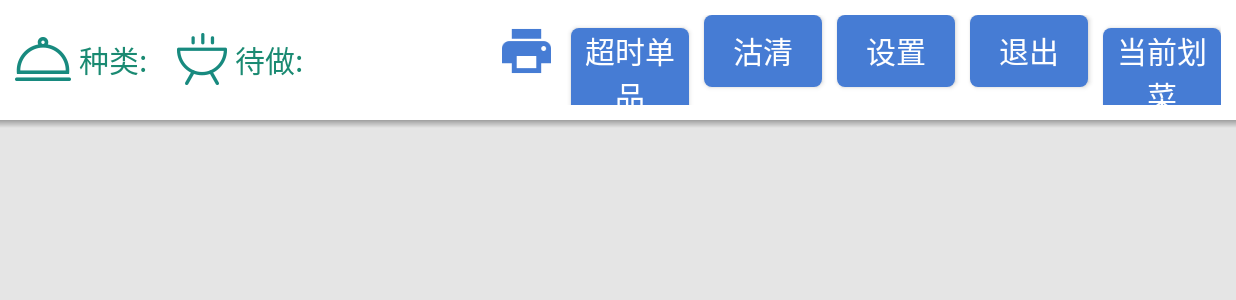
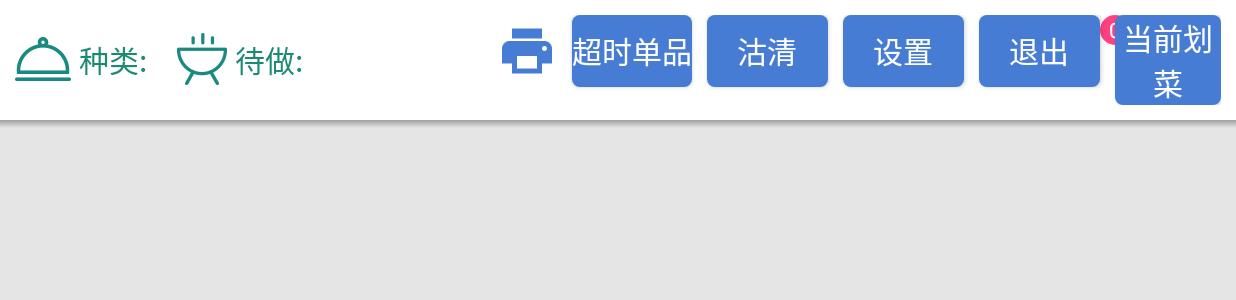
Before and after one commit to cyx362442/Kitchen_Barbecue, an Android app: the fragment OrderDetailFragment placed in its activity, on a phone screen of 824 x 412 dp (held sideways). Shown: the top 300 px of the screen. Run offline under Robolectric (Android 15) with nearby library versions, the light colour scheme and no system bars; our stand-ins replace ButterKnife, EventBus; libraries missing offline, so code that uses them is left out: com.chad.library, org.litepal, org.litepal.crud; 3 statements that could not run were skipped.

Commit message:
20170901

```diff
--- a/app/src/main/java/com/duowei/kitchen_barbecue/adapter/OutRecyAdapter.java
+++ b/app/src/main/java/com/duowei/kitchen_barbecue/adapter/OutRecyAdapter.java
@@ -6,6 +6,7 @@ import com.chad.library.adapter.base.BaseQuickAdapter;
 import com.chad.library.adapter.base.BaseViewHolder;
 import com.duowei.kitchen_barbecue.R;
 import com.duowei.kitchen_barbecue.bean.Cfpb;
+import com.duowei.kitchen_barbecue.event.CountFood;
 import com.duowei.kitchen_barbecue.event.OutItem;
 
 
@@ -32,6 +33,7 @@ public class OutRecyAdapter extends BaseQuickAdapter<Cfpb>{
             @Override
             public void onClick(View view) {
                 EventBus.getDefault().post(new OutItem(cfpb));
+                EventBus.getDefault().post(new CountFood());
             }
         });
     }
--- a/app/src/main/java/com/duowei/kitchen_barbecue/app/MainActivity.java
+++ b/app/src/main/java/com/duowei/kitchen_barbecue/app/MainActivity.java
@@ -10,7 +10,6 @@ import android.view.animation.AnimationUtils;
 import android.widget.FrameLayout;
 
 import com.duowei.kitchen_barbecue.R;
-import com.duowei.kitchen_barbecue.bean.Cfpb;
 import com.duowei.kitchen_barbecue.event.ShowOut;
 import com.duowei.kitchen_barbecue.fragment.MainFragment;
 import com.duowei.kitchen_barbecue.fragment.OutFragment;
@@ -19,9 +18,6 @@ import com.duowei.kitchen_barbecue.server.PollingService;
 
 import org.greenrobot.eventbus.EventBus;
 import org.greenrobot.eventbus.Subscribe;
-import org.litepal.crud.DataSupport;
-
-import java.util.List;
 
 public class MainActivity extends AppCompatActivity {
     private Intent mServerIntent;
--- a/app/src/main/java/com/duowei/kitchen_barbecue/fragment/MainFragment.java
+++ b/app/src/main/java/com/duowei/kitchen_barbecue/fragment/MainFragment.java
@@ -8,6 +8,7 @@ import android.support.v7.widget.RecyclerView;
 import android.view.LayoutInflater;
 import android.view.View;
 import android.view.ViewGroup;
+import android.widget.ProgressBar;
 
 import com.chad.library.adapter.base.BaseQuickAdapter;
 import com.duowei.kitchen_barbecue.R;
@@ -29,6 +30,7 @@ import java.util.List;
 public class MainFragment extends Fragment implements BaseQuickAdapter.OnRecyclerViewItemClickListener {
     private List<Cfpb> listCfpb;
     private MainRecyAdapter mRecyAdapter;
+    private ProgressBar mPb;
 
     public MainFragment() {
         // Required empty public constructor
@@ -40,6 +42,8 @@ public class MainFragment extends Fragment implements BaseQuickAdapter.OnRecycle
         View inflate = inflater.inflate(R.layout.fragment_main, container, false);
         EventBus.getDefault().register(this);
         listCfpb=new ArrayList<>();
+
+        mPb = inflate.findViewById(R.id.pb);
         RecyclerView rv = inflate.findViewById(R.id.rv);
         mRecyAdapter = new MainRecyAdapter(listCfpb);
         rv.setLayoutManager(new GridLayoutManager(getActivity(),4));
@@ -53,6 +57,7 @@ public class MainFragment extends Fragment implements BaseQuickAdapter.OnRecycle
     @Subscribe
     public void getOrderList(Order event){
         mRecyAdapter.setNewData(listCfpb=event.getListCfpb());
+        mPb.setVisibility(View.GONE);
     }
 
     @Override
--- a/app/src/main/java/com/duowei/kitchen_barbecue/fragment/TopFragment.java
+++ b/app/src/main/java/com/duowei/kitchen_barbecue/fragment/TopFragment.java
@@ -1,8 +1,8 @@
 package com.duowei.kitchen_barbecue.fragment;
 
 import android.app.Fragment;
+import android.database.Cursor;
 import android.os.Bundle;
-import android.os.Handler;
 import android.text.TextUtils;
 import android.view.LayoutInflater;
 import android.view.View;
@@ -12,11 +12,13 @@ import android.widget.TextView;
 import com.duowei.kitchen_barbecue.R;
 import com.duowei.kitchen_barbecue.bean.Cfpb;
 import com.duowei.kitchen_barbecue.bean.Cfpb_item;
+import com.duowei.kitchen_barbecue.event.CountFood;
 import com.duowei.kitchen_barbecue.event.Order;
 import com.duowei.kitchen_barbecue.event.ShowOut;
 
 import org.greenrobot.eventbus.EventBus;
 import org.greenrobot.eventbus.Subscribe;
+import org.litepal.crud.DataSupport;
 
 import java.util.List;
 
@@ -34,8 +36,11 @@ public class TopFragment extends Fragment {
     @BindView(R.id.tv_cooked)
     TextView mTvCooked;
     Unbinder unbinder;
+    @BindView(R.id.tv_count)
+    TextView mTvCount;
 
-    private boolean isShow=false;
+    private boolean isShow = false;
+
     public TopFragment() {
         // Required empty public constructor
     }
@@ -46,8 +51,9 @@ public class TopFragment extends Fragment {
         // Inflate the layout for this fragment
         View inflate = inflater.inflate(R.layout.fragment_top, container, false);
         EventBus.getDefault().register(this);
+        unbinder = ButterKnife.bind(this, inflate);
 
-        unbinder = ButterKnife.bind(this, inflate);
+        mTvCount.bringToFront();
         return inflate;
     }
 
@@ -57,7 +63,7 @@ public class TopFragment extends Fragment {
         List<Cfpb> listCfpb = event.getListCfpb();
         mTvUncook.setText(listCfpb.size() + "种");
         float foodCount = 0;
-        float outTime=0;
+        float outTime = 0;
         for (int i = 0; i < listCfpb.size(); i++) {
             Cfpb cfpb = listCfpb.get(i);
             List<Cfpb_item> list = cfpb.getListCfpb();
@@ -65,8 +71,8 @@ public class TopFragment extends Fragment {
                 foodCount += list.get(j).sl1;
             }
             String cssj = cfpb.getCssj();
-            if(!TextUtils.isEmpty(cssj)&&cfpb.getFzs()>Integer.parseInt(cssj)){
-                outTime=outTime+cfpb.getSl();
+            if (!TextUtils.isEmpty(cssj) && cfpb.getFzs() > Integer.parseInt(cssj)) {
+                outTime = outTime + cfpb.getSl();
             }
         }
         mTvCooked.setText(foodCount + "份");
@@ -112,6 +118,17 @@ public class TopFragment extends Fragment {
 //        tempOutTime=outTime;
     }
 
+    @Subscribe
+    public void setShow(ShowOut event) {
+        isShow = event.isShow();
+    }
+
+    @Subscribe
+    public void conut(CountFood event){
+        List<Cfpb> cfpbList = DataSupport.findAll(Cfpb.class);
+        mTvCount.setText(cfpbList.size()+"");
+    }
+
     @Override
     public void onDestroyView() {
         super.onDestroyView();
@@ -127,9 +144,10 @@ public class TopFragment extends Fragment {
             case R.id.btn_setting:
                 break;
             case R.id.btn_exit:
+                getActivity().finish();
                 break;
             case R.id.btn_out:
-                EventBus.getDefault().post(new ShowOut(isShow=!isShow));
+                EventBus.getDefault().post(new ShowOut(isShow = !isShow));
                 break;
         }
     }
--- a/app/src/main/java/com/duowei/kitchen_barbecue/httputils/MyPost.java
+++ b/app/src/main/java/com/duowei/kitchen_barbecue/httputils/MyPost.java
@@ -1,6 +1,4 @@
 package com.duowei.kitchen_barbecue.httputils;
-
-import android.util.Log;
 
 import com.android.volley.VolleyError;
 import com.duowei.kitchen_barbecue.bean.Cfpb;
@@ -43,6 +41,8 @@ public class MyPost {
             @Override
             public void onResponse(String response) {
                 if(response.equals("]")){
+                    listCfpb.clear();
+                    EventBus.getDefault().post(new Order(listCfpb));
                     return;
                 }
                 String str="";
--- /dev/null
+++ b/app/src/main/res/drawable/shape_cirle_all.xml
@@ -0,0 +1,9 @@
+<?xml version="1.0" encoding="utf-8"?>
+<shape xmlns:android="http://schemas.android.com/apk/res/android"
+    android:shape="oval">
+    <solid
+        android:color="@color/colorAccent"></solid>
+    <size
+        android:width="20dp"
+        android:height="20dp"></size>
+</shape>
--- a/app/src/main/res/layout/fragment_top.xml
+++ b/app/src/main/res/layout/fragment_top.xml
@@ -108,10 +108,26 @@
                 android:id="@+id/btn_exit"
                 style="@style/TopButton"
                 android:text="退出"/>
-            <Button
-                android:id="@+id/btn_out"
-               style="@style/TopButton"
-                android:text="当前划菜"/>
+            <RelativeLayout
+                android:layout_width="0dp"
+                android:layout_height="wrap_content"
+                android:layout_gravity="center"
+                android:layout_weight="1">
+                <Button
+                    android:id="@+id/btn_out"
+                    style="@style/TopButton"
+                    android:layout_width="wrap_content"
+                    android:text="当前划菜"/>
+                <TextView
+                    android:id="@+id/tv_count"
+                    android:layout_width="wrap_content"
+                    android:layout_height="wrap_content"
+                    android:gravity="center"
+                    android:layout_alignParentTop="true"
+                    android:background="@drawable/shape_cirle_all"
+                    android:text="0"
+                    android:textColor="@color/white"/>
+            </RelativeLayout>
         </LinearLayout>
     </LinearLayout>
 </FrameLayout>
```
Also changed, not shown: app/src/main/java/com/duowei/kitchen_barbecue/event/CountFood.java (added, +8 -0 lines), app/src/main/java/com/duowei/kitchen_barbecue/fragment/OutFragment.java (+20 -1 lines), app/src/main/java/com/duowei/kitchen_barbecue/fragment/dialog/OrderDetailFragment.java (+15 -5 lines), app/src/main/res/layout/fragment_main.xml (+7 -3 lines), app/src/main/res/layout/fragment_out.xml (+25 -4 lines).
